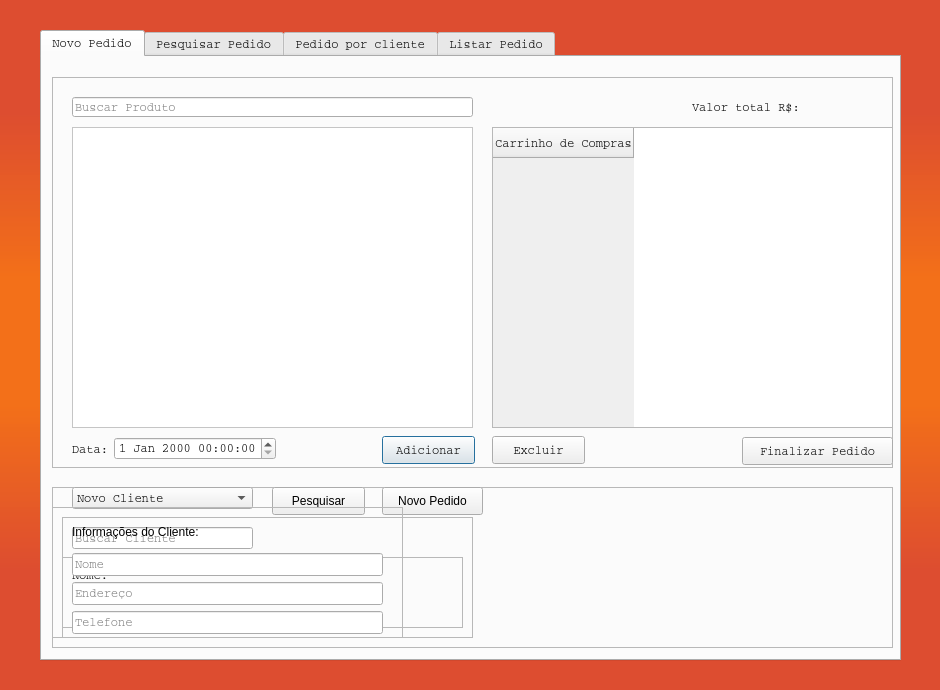
Old version of the form AdicionarPedido.ui in the repository ElielLucas/IventoryControl.
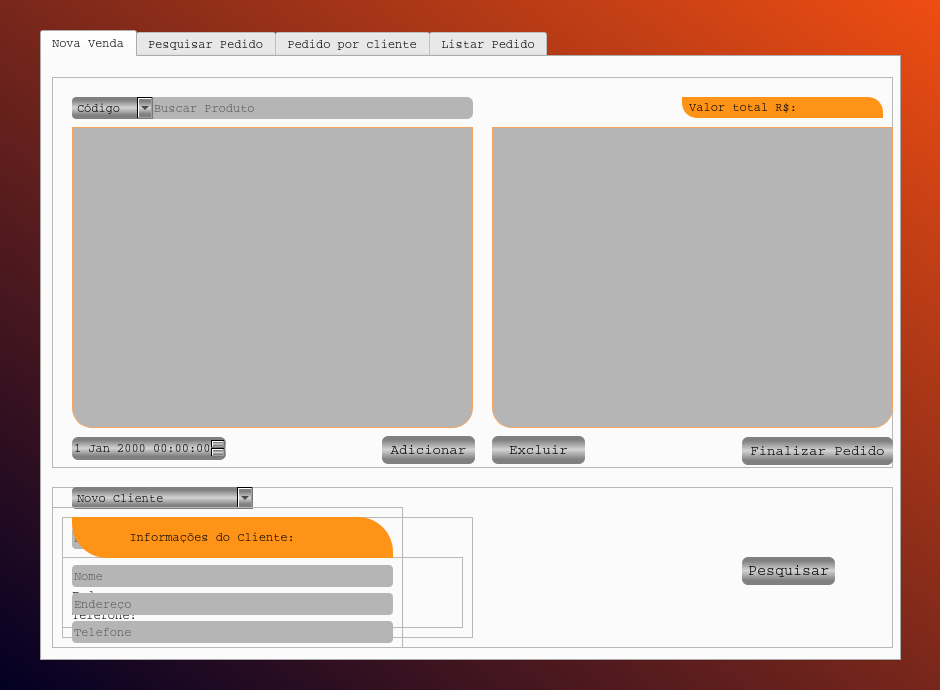
New version of the form.

Patch:
```diff
--- a/AdicionarPedido.ui
+++ b/AdicionarPedido.ui
@@ -14,7 +14,73 @@
    <string>Dialog</string>
   </property>
   <property name="styleSheet">
-   <string notr="true">QDialog{background:qlineargradient(spread:reflect, x1:1, y1:0.494409, x2:1, y2:0.942727, stop:0.198864 rgba(243, 112, 25, 251), stop:0.738636 rgba(221, 77, 48, 255))}</string>
+   <string notr="true">QDialog{background:qlineargradient(spread:pad, x1:0, y1:1, x2:1, y2:0, stop:0 rgba(2, 0, 36, 255), stop:1 rgba(239, 77, 18, 255));
+font-family: Courier;
+}
+
+QPushButton{
+  font-size:15px;
+  border-width:1px;
+  border-color:#1f2f47;
+  border-radius:6px;
+  height:25px
+}
+
+QPushButton{background:qlineargradient(spread:reflect, x1:0.994318, y1:0.915, x2:0.994318, y2:0.488, stop:0.1875 rgba(128, 128, 128, 255), stop:1 rgba(211, 211, 211, 255))}
+
+QPushButton::pressed
+{
+	background:qlineargradient(spread:reflect, x1:0.994318, y1:0.915, x2:0.994318, y2:0.488, stop:0.1875 rgba(227, 156, 41, 255), stop:1 rgba(211, 211, 211, 255));
+margin-top:1px;
+margin-bottom:-1px;
+
+}
+QPushButton::hover
+{
+	background:qlineargradient(spread:reflect, x1:0.994318, y1:0.915, x2:0.994318, y2:0.488, stop:0.1875 rgba(227, 156, 41, 255), stop:1 rgba(211, 211, 211, 255));
+}
+
+QComboBox{
+  border-color:#1f2f47;
+  border-radius:4px
+}
+
+
+QLineEdit{
+  height:22px;
+  border-width:1px;
+  border-radius:4px;
+  border-color:#fff;
+  background:#b5b5b5
+}
+
+
+QTextEdit{
+  background:#b5b5b5;
+  border:6px;
+}
+
+#twProdutos
+{	
+	 selection-background-color: rgb(250, 128, 114);
+	 background:#b5b5b5;
+	 border-bottom-right-radius:20px;
+     border-bottom-left-radius:20px;
+     border: 1px solid #F4A460;
+}
+
+
+#twPedido
+{	
+	 selection-background-color: rgb(250, 128, 114);
+	 background:#b5b5b5;
+	 border-bottom-right-radius:20px;
+     border-bottom-left-radius:20px;
+     border: 1px solid #F4A460;
+}
+
+
+</string>
   </property>
   <widget class="QTabWidget" name="tabWidget">
    <property name="geometry">
@@ -38,8 +104,12 @@
     <number>0</number>
    </property>
    <widget class="QWidget" name="novoPedido">
+    <property name="styleSheet">
+     <string notr="true">font-family:courier
+</string>
+    </property>
     <attribute name="title">
-     <string>Novo Pedido</string>
+     <string>Nova Venda</string>
     </attribute>
     <widget class="QFrame" name="frNovoPedido">
      <property name="geometry">
@@ -50,6 +120,16 @@
        <height>391</height>
       </rect>
      </property>
+     <property name="styleSheet">
+      <string notr="true">#lineEditSearchProduto{
+  border-width:1px;
+  border:0;
+  border-top-right-radius:6px;
+  border-bottom-right-radius:6px;
+  border-color:#fff;
+  background:#b5b5b5
+}</string>
+     </property>
      <property name="frameShape">
       <enum>QFrame::StyledPanel</enum>
      </property>
@@ -66,7 +146,10 @@
        </rect>
       </property>
       <property name="styleSheet">
-       <string notr="true">QWidget{background:rgb(255,255, 255)}</string>
+       <string notr="true"/>
+      </property>
+      <property name="horizontalScrollBarPolicy">
+       <enum>Qt::ScrollBarAlwaysOff</enum>
       </property>
       <property name="editTriggers">
        <set>QAbstractItemView::NoEditTriggers</set>
@@ -83,9 +166,13 @@
       </property>
       <property name="font">
        <font>
-        <family>Courier</family>
+        <family>courier</family>
+        <pointsize>-1</pointsize>
        </font>
       </property>
+      <property name="styleSheet">
+       <string notr="true">font-size:14px;</string>
+      </property>
       <property name="text">
        <string>Adicionar</string>
       </property>
@@ -101,9 +188,13 @@
       </property>
       <property name="font">
        <font>
-        <family>Courier</family>
+        <family>courier</family>
+        <pointsize>-1</pointsize>
        </font>
       </property>
+      <property name="styleSheet">
+       <string notr="true">font-size:14px;</string>
+      </property>
       <property name="text">
        <string>Excluir</string>
       </property>
@@ -123,35 +214,20 @@
         <verstretch>0</verstretch>
        </sizepolicy>
       </property>
+      <property name="horizontalScrollBarPolicy">
+       <enum>Qt::ScrollBarAlwaysOff</enum>
+      </property>
       <property name="editTriggers">
        <set>QAbstractItemView::NoEditTriggers</set>
       </property>
       <property name="textElideMode">
        <enum>Qt::ElideMiddle</enum>
       </property>
-      <row>
-       <property name="text">
-        <string>Carrinho de Compras</string>
-       </property>
-       <property name="toolTip">
-        <string/>
-       </property>
-       <property name="font">
-        <font>
-         <family>Courier</family>
-         <stylestrategy>PreferDefault</stylestrategy>
-         <kerning>true</kerning>
-        </font>
-       </property>
-       <property name="textAlignment">
-        <set>AlignCenter</set>
-       </property>
-      </row>
      </widget>
      <widget class="QLabel" name="label_7">
       <property name="geometry">
        <rect>
-        <x>640</x>
+        <x>630</x>
         <y>20</y>
         <width>201</width>
         <height>21</height>
@@ -162,14 +238,22 @@
         <family>Courier</family>
        </font>
       </property>
+      <property name="styleSheet">
+       <string notr="true">QLabel{
+	background:#ff9318;
+	border-top-right-radius:15px;
+	border-bottom-left-radius:15px;
+	font-family: Courier;
+}</string>
+      </property>
       <property name="text">
-       <string>Valor total R$:</string>
+       <string> Valor total R$:</string>
       </property>
      </widget>
      <widget class="QLabel" name="lblValorTotal">
       <property name="geometry">
        <rect>
-        <x>750</x>
+        <x>760</x>
         <y>20</y>
         <width>61</width>
         <height>20</height>
@@ -188,11 +272,21 @@
         <height>28</height>
        </rect>
       </property>
+      <property name="sizePolicy">
+       <sizepolicy hsizetype="Fixed" vsizetype="Fixed">
+        <horstretch>0</horstretch>
+        <verstretch>0</verstretch>
+       </sizepolicy>
+      </property>
       <property name="font">
        <font>
-        <family>Courier</family>
+        <family>courier</family>
+        <pointsize>-1</pointsize>
        </font>
       </property>
+      <property name="styleSheet">
+       <string notr="true">font-size:14px;</string>
+      </property>
       <property name="text">
        <string>Finalizar Pedido</string>
       </property>
@@ -200,54 +294,100 @@
      <widget class="QLineEdit" name="lineEditSearchProduto">
       <property name="geometry">
        <rect>
-        <x>20</x>
+        <x>100</x>
         <y>20</y>
-        <width>401</width>
-        <height>20</height>
+        <width>321</width>
+        <height>22</height>
        </rect>
       </property>
       <property name="font">
        <font>
-        <family>Courier</family>
+        <family>courier</family>
        </font>
       </property>
+      <property name="styleSheet">
+       <string notr="true">#lineEditSearchProduto{
+  border-width:1px;
+  border:0;
+  border-top-right-radius:6px;
+  border-bottom-right-radius:6px;
+  border-top-left-radius:0px;
+  border-bottom-left-radius:0px;
+  border-color:#fff;
+  background:#b5b5b5
+}</string>
+      </property>
       <property name="placeholderText">
        <string>Buscar Produto</string>
       </property>
      </widget>
-     <widget class="QWidget" name="">
+     <widget class="QDateTimeEdit" name="dateTimeEdit">
       <property name="geometry">
        <rect>
         <x>20</x>
         <y>360</y>
-        <width>204</width>
-        <height>24</height>
+        <width>154</width>
+        <height>23</height>
        </rect>
       </property>
-      <layout class="QHBoxLayout" name="horizontalLayout">
-       <item>
-        <widget class="QLabel" name="label_6">
-         <property name="font">
-          <font>
-           <family>Courier</family>
-          </font>
-         </property>
-         <property name="text">
-          <string>Data:</string>
-         </property>
-        </widget>
-       </item>
-       <item>
-        <widget class="QDateTimeEdit" name="dateTimeEdit">
-         <property name="font">
-          <font>
-           <family>Courier</family>
-          </font>
-         </property>
-        </widget>
-       </item>
-      </layout>
+      <property name="font">
+       <font>
+        <family>courier</family>
+       </font>
+      </property>
+      <property name="styleSheet">
+       <string notr="true">QDateTimeEdit{
+  border-width:1px;
+  border-radius:6px;
+  border-color:#fff;
+  background:qlineargradient(spread:reflect, x1:0.994318, y1:0.915, x2:0.994318, y2:0.488, stop:0.1875 rgba(128, 128, 128, 255), stop:1 rgba(211, 211, 211, 255))
+}
+
+QDateTimeEdit::place{
+
+  background:#fff;
+}
+
+</string>
+      </property>
      </widget>
+     <widget class="QComboBox" name="comboBoxSearch">
+      <property name="geometry">
+       <rect>
+        <x>20</x>
+        <y>20</y>
+        <width>81</width>
+        <height>22</height>
+       </rect>
+      </property>
+      <property name="styleSheet">
+       <string notr="true">QComboBox
+{
+	background:qlineargradient(spread:reflect, x1:0.994318, y1:0.915, x2:0.994318, y2:0.488, stop:0.1875 rgba(128, 128, 128, 255), stop:1 rgba(211, 211, 211, 255));
+}
+</string>
+      </property>
+      <item>
+       <property name="text">
+        <string>Código</string>
+       </property>
+      </item>
+      <item>
+       <property name="text">
+        <string>Nome</string>
+       </property>
+      </item>
+     </widget>
+     <zorder>lineEditSearchProduto</zorder>
+     <zorder>twProdutos</zorder>
+     <zorder>btnAdicionar</zorder>
+     <zorder>btnExcluir</zorder>
+     <zorder>twPedido</zorder>
+     <zorder>label_7</zorder>
+     <zorder>lblValorTotal</zorder>
+     <zorder>btnFinalizarPedido</zorder>
+     <zorder>dateTimeEdit</zorder>
+     <zorder>comboBoxSearch</zorder>
     </widget>
     <widget class="QFrame" name="frCliente">
      <property name="geometry">
@@ -267,8 +407,8 @@
      <widget class="QPushButton" name="btnPesquisarCliente">
       <property name="geometry">
        <rect>
-        <x>220</x>
-        <y>0</y>
+        <x>690</x>
+        <y>70</y>
         <width>93</width>
         <height>28</height>
        </rect>
@@ -277,19 +417,6 @@
        <string>Pesquisar</string>
       </property>
      </widget>
-     <widget class="QPushButton" name="btnNovoPedido">
-      <property name="geometry">
-       <rect>
-        <x>330</x>
-        <y>0</y>
-        <width>101</width>
-        <height>28</height>
-       </rect>
-      </property>
-      <property name="text">
-       <string>Novo Pedido</string>
-      </property>
-     </widget>
      <widget class="QComboBox" name="comboBox">
       <property name="geometry">
        <rect>
@@ -301,9 +428,12 @@
       </property>
       <property name="font">
        <font>
-        <family>Courier</family>
+        <family>courier</family>
        </font>
       </property>
+      <property name="styleSheet">
+       <string notr="true">QComboBox{background:qlineargradient(spread:reflect, x1:0.994318, y1:0.915, x2:0.994318, y2:0.488, stop:0.1875 rgba(128, 128, 128, 255), stop:1 rgba(211, 211, 211, 255))}</string>
+      </property>
       <item>
        <property name="text">
         <string>Novo Cliente</string>
@@ -341,7 +471,7 @@
        </property>
        <property name="font">
         <font>
-         <family>Courier</family>
+         <family>courier</family>
         </font>
        </property>
        <property name="frameShape">
@@ -361,7 +491,7 @@
         </property>
         <property name="font">
          <font>
-          <family>Courier</family>
+          <family>courier</family>
          </font>
         </property>
         <property name="text">
@@ -379,7 +509,7 @@
         </property>
         <property name="font">
          <font>
-          <family>Courier</family>
+          <family>courier</family>
          </font>
         </property>
         <property name="text">
@@ -397,7 +527,7 @@
         </property>
         <property name="font">
          <font>
-          <family>Courier</family>
+          <family>courier</family>
          </font>
         </property>
         <property name="text">
@@ -455,7 +585,7 @@
        </property>
        <property name="font">
         <font>
-         <family>Courier</family>
+         <family>courier</family>
         </font>
        </property>
        <property name="placeholderText">
@@ -464,12 +594,15 @@
       </widget>
      </widget>
      <widget class="QFrame" name="frCadastroCliente">
+      <property name="enabled">
+       <bool>true</bool>
+      </property>
       <property name="geometry">
        <rect>
         <x>0</x>
         <y>20</y>
         <width>351</width>
-        <height>131</height>
+        <height>141</height>
        </rect>
       </property>
       <property name="frameShape">
@@ -478,30 +611,23 @@
       <property name="frameShadow">
        <enum>QFrame::Raised</enum>
       </property>
-      <widget class="QWidget" name="">
+      <widget class="QWidget" name="layoutWidget">
        <property name="geometry">
         <rect>
          <x>20</x>
-         <y>10</y>
-         <width>311</width>
-         <height>117</height>
+         <y>56</y>
+         <width>321</width>
+         <height>82</height>
         </rect>
        </property>
        <layout class="QVBoxLayout" name="verticalLayout_2">
-        <item>
-         <widget class="QLabel" name="label_2">
-          <property name="text">
-           <string>Informações do Cliente:</string>
-          </property>
-         </widget>
-        </item>
         <item>
          <layout class="QVBoxLayout" name="verticalLayout">
           <item>
            <widget class="QLineEdit" name="lineEditNome">
             <property name="font">
              <font>
-              <family>Courier</family>
+              <family>courier</family>
              </font>
             </property>
             <property name="placeholderText">
@@ -513,7 +639,7 @@
            <widget class="QLineEdit" name="lineEditEndereco">
             <property name="font">
              <font>
-              <family>Courier</family>
+              <family>courier</family>
              </font>
             </property>
             <property name="placeholderText">
@@ -525,7 +651,7 @@
            <widget class="QLineEdit" name="lineEditTelefone">
             <property name="font">
              <font>
-              <family>Courier</family>
+              <family>courier</family>
              </font>
             </property>
             <property name="placeholderText">
@@ -537,6 +663,30 @@
         </item>
        </layout>
       </widget>
+      <widget class="QLabel" name="label_2">
+       <property name="geometry">
+        <rect>
+         <x>20</x>
+         <y>10</y>
+         <width>321</width>
+         <height>41</height>
+        </rect>
+       </property>
+       <property name="toolTip">
+        <string>&lt;html&gt;&lt;head/&gt;&lt;body&gt;&lt;p align=&quot;justify&quot;&gt;&lt;br/&gt;&lt;/p&gt;&lt;/body&gt;&lt;/html&gt;</string>
+       </property>
+       <property name="styleSheet">
+        <string notr="true">QLabel{
+	background:#ff9318;
+	border-top-right-radius:35px;
+	border-bottom-left-radius:35px;
+	font-family: Courier;
+}</string>
+       </property>
+       <property name="text">
+        <string>        Informações do Cliente:</string>
+       </property>
+      </widget>
      </widget>
     </widget>
    </widget>
```
Left out of the diff: 115 changed lines with no effect on the pictures.
